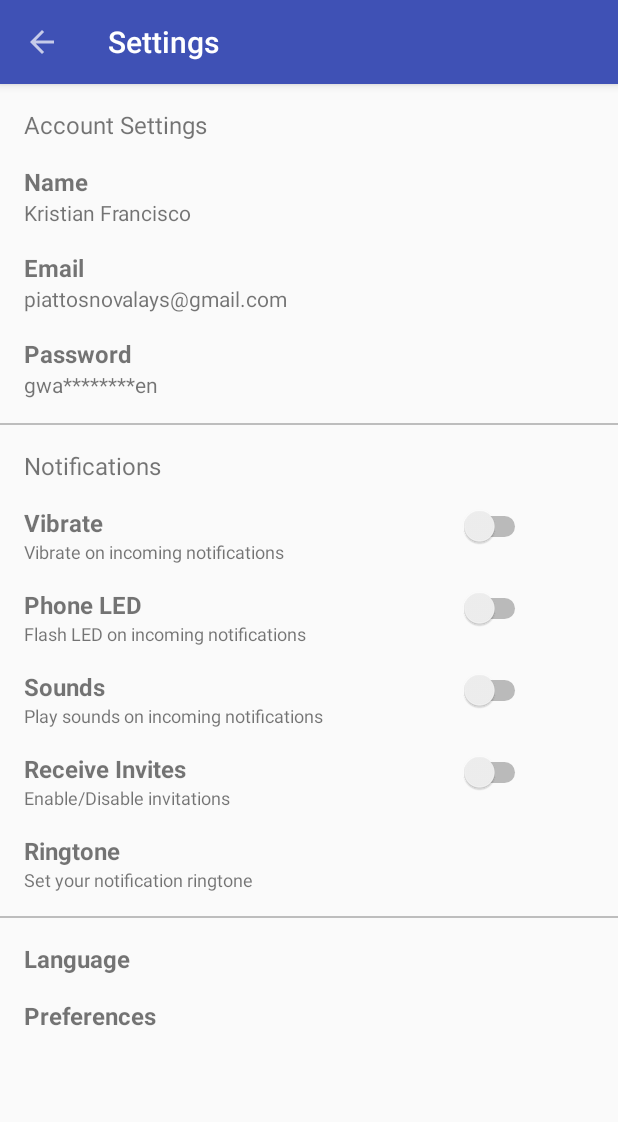
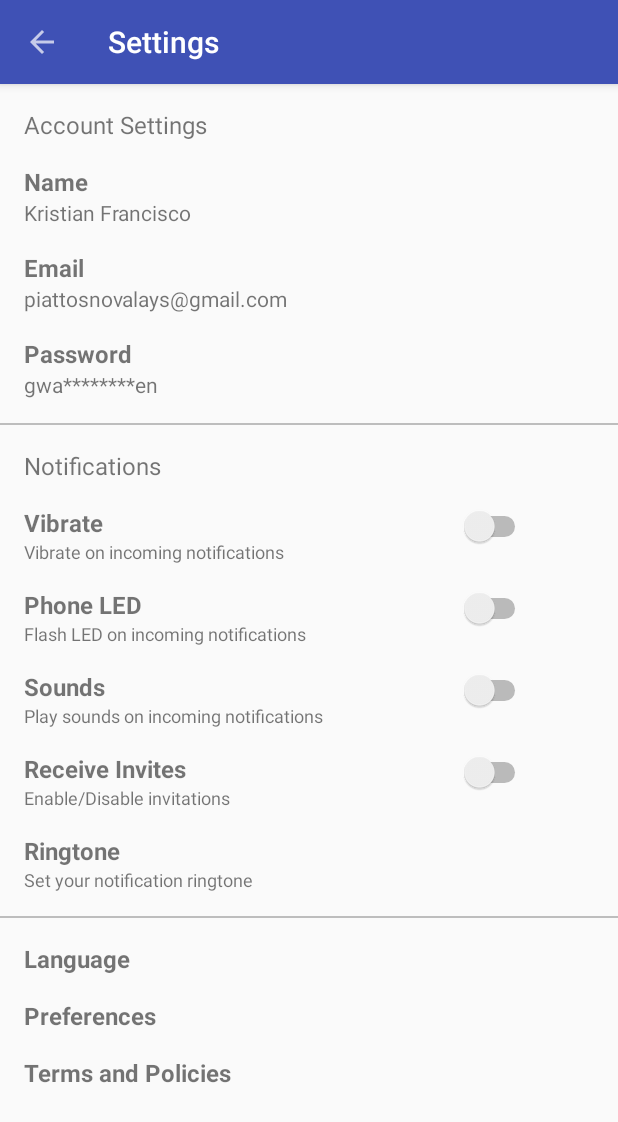
Before and after one commit to k-Francisco/Thelon, an Android app: the Settings screen opened directly, with no data from a screen before it, on a phone screen of 412 x 824 dp. Shown: the top 1122 px of the screen. Run offline under Robolectric (Android 15) with nearby library versions, the phone set to English and light mode, and no system bars; our stand-ins replace ButterKnife; libraries missing offline, so code that uses them is left out: com.mikepenz.community_material_typeface_library.

Commit message:
settings done ver 2

```diff
--- a/app/src/main/res/layout/activity_settings.xml
+++ b/app/src/main/res/layout/activity_settings.xml
@@ -310,6 +310,14 @@
             android:textSize="16sp"
             android:layout_marginTop="16dp"/>
 
+        <TextView
+            android:layout_width="wrap_content"
+            android:layout_height="wrap_content"
+            android:text="Terms and Policies"
+            android:textStyle="bold"
+            android:textSize="16sp"
+            android:layout_marginTop="16dp"/>
+
 
     </LinearLayout>
     </LinearLayout>
```
